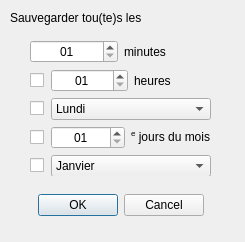
Before: the Qt Designer form src/views/forms/frequencydialog.ui in LP-ACPI/VerrouYEAH, drawn with Qt 5.
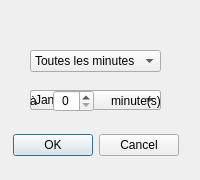
After: the same form once the commit is applied. Icons and pictures are not drawn.

```diff
--- a/src/views/forms/frequencydialog.ui
+++ b/src/views/forms/frequencydialog.ui
@@ -6,19 +6,31 @@
    <rect>
     <x>0</x>
     <y>0</y>
-    <width>245</width>
-    <height>242</height>
+    <width>200</width>
+    <height>180</height>
    </rect>
   </property>
+  <property name="minimumSize">
+   <size>
+    <width>200</width>
+    <height>180</height>
+   </size>
+  </property>
+  <property name="maximumSize">
+   <size>
+    <width>200</width>
+    <height>180</height>
+   </size>
+  </property>
   <property name="windowTitle">
    <string>Dialog</string>
   </property>
   <widget class="QDialogButtonBox" name="buttonBox">
    <property name="geometry">
     <rect>
-     <x>0</x>
-     <y>190</y>
-     <width>241</width>
+     <x>10</x>
+     <y>130</y>
+     <width>171</width>
      <height>31</height>
     </rect>
    </property>
@@ -32,138 +44,20 @@
     <bool>true</bool>
    </property>
   </widget>
-  <widget class="QLabel" name="label">
-   <property name="geometry">
-    <rect>
-     <x>10</x>
-     <y>10</y>
-     <width>141</width>
-     <height>16</height>
-    </rect>
-   </property>
-   <property name="text">
-    <string>Sauvegarder tou(te)s les</string>
-   </property>
-  </widget>
-  <widget class="QWidget" name="layoutWidget">
-   <property name="geometry">
-    <rect>
-     <x>30</x>
-     <y>40</y>
-     <width>181</width>
-     <height>136</height>
-    </rect>
-   </property>
-   <layout class="QVBoxLayout" name="verticalLayout">
-    <item>
-     <layout class="QHBoxLayout" name="horizontalLayout_2">
-      <item>
-       <widget class="QTimeEdit" name="minutes">
-        <property name="alignment">
-         <set>Qt::AlignCenter</set>
-        </property>
-        <property name="minimumDateTime">
-         <datetime>
-          <hour>0</hour>
-          <minute>1</minute>
-          <second>0</second>
-          <year>2000</year>
-          <month>1</month>
-          <day>1</day>
-         </datetime>
-        </property>
-        <property name="displayFormat">
-         <string>mm</string>
-        </property>
-        <property name="calendarPopup">
-         <bool>false</bool>
-        </property>
-        <property name="time">
-         <time>
-          <hour>0</hour>
-          <minute>1</minute>
-          <second>0</second>
-         </time>
-        </property>
-       </widget>
-      </item>
-      <item>
-       <widget class="QLabel" name="minutesLab">
-        <property name="text">
-         <string>minutes</string>
-        </property>
-       </widget>
-      </item>
-     </layout>
-    </item>
-    <item>
-     <layout class="QHBoxLayout" name="horizontalLayout">
-      <item>
-       <widget class="QCheckBox" name="checkBox_2">
-        <property name="maximumSize">
-         <size>
-          <width>15</width>
-          <height>16777215</height>
-         </size>
-        </property>
-        <property name="text">
-         <string/>
-        </property>
-       </widget>
-      </item>
-      <item>
-       <widget class="QTimeEdit" name="hours">
-        <property name="alignment">
-         <set>Qt::AlignCenter</set>
-        </property>
-        <property name="minimumDateTime">
-         <datetime>
-          <hour>1</hour>
-          <minute>0</minute>
-          <second>0</second>
-          <year>2000</year>
-          <month>1</month>
-          <day>1</day>
-         </datetime>
-        </property>
-        <property name="maximumTime">
-         <time>
-          <hour>23</hour>
-          <minute>59</minute>
-          <second>59</second>
-         </time>
-        </property>
-        <property name="displayFormat">
-         <string>HH</string>
-        </property>
-       </widget>
-      </item>
-      <item>
-       <widget class="QLabel" name="label_2">
-        <property name="text">
-         <string>heures</string>
-        </property>
-       </widget>
-      </item>
-     </layout>
-    </item>
-    <item>
-     <layout class="QHBoxLayout" name="horizontalLayout_5">
-      <item>
-       <widget class="QCheckBox" name="checkBox_3">
-        <property name="maximumSize">
-         <size>
-          <width>15</width>
-          <height>16777215</height>
-         </size>
-        </property>
-        <property name="text">
-         <string/>
-        </property>
-       </widget>
-      </item>
-      <item>
        <widget class="QComboBox" name="daysOfWeek">
+   <property name="geometry">
+    <rect>
+     <x>30</x>
+     <y>90</y>
+     <width>131</width>
+     <height>20</height>
+    </rect>
+   </property>
+   <item>
+    <property name="text">
+     <string>Dimanche</string>
+    </property>
+   </item>
         <item>
          <property name="text">
           <string>Lundi</string>
@@ -194,66 +88,16 @@
           <string>Samedi</string>
          </property>
         </item>
-        <item>
-         <property name="text">
-          <string>Dimanche</string>
-         </property>
-        </item>
-       </widget>
-      </item>
-     </layout>
-    </item>
-    <item>
-     <layout class="QHBoxLayout" name="horizontalLayout_3">
-      <item>
-       <widget class="QCheckBox" name="checkBox_4">
-        <property name="maximumSize">
-         <size>
-          <width>15</width>
-          <height>16777215</height>
-         </size>
-        </property>
-        <property name="text">
-         <string/>
-        </property>
-       </widget>
-      </item>
-      <item>
-       <widget class="QDateEdit" name="daysOfMonth">
-        <property name="alignment">
-         <set>Qt::AlignCenter</set>
-        </property>
-        <property name="displayFormat">
-         <string>dd</string>
-        </property>
-       </widget>
-      </item>
-      <item>
-       <widget class="QLabel" name="label_3">
-        <property name="text">
-         <string>&lt;html&gt;&lt;head/&gt;&lt;body&gt;&lt;p&gt;&lt;span style=&quot; vertical-align:super;&quot;&gt;e&lt;/span&gt; jours du mois&lt;/p&gt;&lt;/body&gt;&lt;/html&gt;</string>
-        </property>
-       </widget>
-      </item>
-     </layout>
-    </item>
-    <item>
-     <layout class="QHBoxLayout" name="horizontalLayout_4">
-      <item>
-       <widget class="QCheckBox" name="checkBox_5">
-        <property name="maximumSize">
-         <size>
-          <width>15</width>
-          <height>16777215</height>
-         </size>
-        </property>
-        <property name="text">
-         <string/>
-        </property>
-       </widget>
-      </item>
-      <item>
+  </widget>
        <widget class="QComboBox" name="monthsOfYear">
+   <property name="geometry">
+    <rect>
+     <x>30</x>
+     <y>90</y>
+     <width>131</width>
+     <height>20</height>
+    </rect>
+   </property>
         <item>
          <property name="text">
           <string>Janvier</string>
@@ -315,9 +159,137 @@
          </property>
         </item>
        </widget>
-      </item>
-     </layout>
-    </item>
+  <widget class="QComboBox" name="mainChoice">
+   <property name="geometry">
+    <rect>
+     <x>30</x>
+     <y>50</y>
+     <width>131</width>
+     <height>22</height>
+    </rect>
+   </property>
+   <item>
+    <property name="text">
+     <string>Toutes les minutes</string>
+    </property>
+   </item>
+   <item>
+    <property name="text">
+     <string>Toutes les heures</string>
+    </property>
+   </item>
+   <item>
+    <property name="text">
+     <string>Tous les jours</string>
+    </property>
+   </item>
+   <item>
+    <property name="text">
+     <string>Toutes les semaines</string>
+    </property>
+   </item>
+   <item>
+    <property name="text">
+     <string>Tous les mois </string>
+    </property>
+   </item>
+   <item>
+    <property name="text">
+     <string>Tous les ans</string>
+    </property>
+   </item>
+  </widget>
+  <widget class="QLabel" name="helpIcon">
+   <property name="geometry">
+    <rect>
+     <x>80</x>
+     <y>10</y>
+     <width>31</width>
+     <height>31</height>
+    </rect>
+   </property>
+   <property name="minimumSize">
+    <size>
+     <width>30</width>
+     <height>30</height>
+    </size>
+   </property>
+   <property name="maximumSize">
+    <size>
+     <width>40</width>
+     <height>40</height>
+    </size>
+   </property>
+   <property name="toolTip">
+    <string>&lt;html&gt;&lt;head/&gt;&lt;body&gt;&lt;p&gt;Ici vous choisissez votre sauvegarde.&lt;/p&gt;&lt;p&gt;Le format est celui de Cron, le programme de planification de systèmes unix (&lt;a href=&quot;https://fr.wikipedia.org/wiki/Cron&quot;&gt;&lt;span style=&quot; text-decoration: underline; color:#0000ff;&quot;&gt;lien wiki&lt;/span&gt;&lt;/a&gt;&lt;a href=&quot;https://fr.wikipedia.org/wiki/Cron&quot;&gt;&lt;span style=&quot; color:#000000;&quot;&gt;)&lt;/span&gt;&lt;/a&gt;&lt;/p&gt;&lt;p&gt;&lt;a href=&quot;https://fr.wikipedia.org/wiki/Cron&quot;&gt;&lt;span style=&quot; color:#000000;&quot;&gt;(exemple: tous le 5&lt;/span&gt;&lt;/a&gt;&lt;a href=&quot;https://fr.wikipedia.org/wiki/Cron&quot;&gt;&lt;span style=&quot; color:#000000; vertical-align:super;&quot;&gt;e &lt;/span&gt;&lt;/a&gt;&lt;a href=&quot;https://fr.wikipedia.org/wiki/Cron&quot;&gt;&lt;span style=&quot; color:#000000;&quot;&gt;jour du &lt;/span&gt;&lt;/a&gt;&lt;a href=&quot;https://fr.wikipedia.org/wiki/Cron&quot;&gt;&lt;span style=&quot; color:#000000;&quot;&gt;mois à 12h : 0 12 5 * *)&lt;/span&gt;&lt;/a&gt;&lt;/p&gt;&lt;p&gt;&lt;a href=&quot;https://fr.wikipedia.org/wiki/Cron&quot;&gt;&lt;span style=&quot; color:#000000;&quot;&gt;Toutes les fréquences dépassant les heures sont programmées par défaut à 12h00&lt;/span&gt;&lt;/a&gt;&lt;/p&gt;&lt;/body&gt;&lt;/html&gt;</string>
+   </property>
+   <property name="text">
+    <string/>
+   </property>
+   <property name="pixmap">
+    <pixmap resource="../../../res/res.qrc">:/images/info.png</pixmap>
+   </property>
+   <property name="scaledContents">
+    <bool>true</bool>
+   </property>
+  </widget>
+  <widget class="QWidget" name="">
+   <property name="geometry">
+    <rect>
+     <x>30</x>
+     <y>90</y>
+     <width>131</width>
+     <height>22</height>
+    </rect>
+   </property>
+   <layout class="QHBoxLayout" name="amountChoice">
+    <item>
+     <widget class="QLabel" name="prepLabel">
+      <property name="text">
+       <string>à</string>
+      </property>
+     </widget>
+    </item>
+    <item>
+     <spacer name="horizontalSpacer">
+      <property name="orientation">
+       <enum>Qt::Horizontal</enum>
+      </property>
+      <property name="sizeHint" stdset="0">
+       <size>
+        <width>40</width>
+        <height>20</height>
+       </size>
+      </property>
+     </spacer>
+    </item>
+    <item>
+     <widget class="QSpinBox" name="numberInput">
+      <property name="alignment">
+       <set>Qt::AlignCenter</set>
+      </property>
+     </widget>
+    </item>
+    <item>
+     <spacer name="horizontalSpacer_2">
+      <property name="orientation">
+       <enum>Qt::Horizontal</enum>
+      </property>
+      <property name="sizeHint" stdset="0">
+       <size>
+        <width>40</width>
+        <height>20</height>
+       </size>
+      </property>
+     </spacer>
+    </item>
+    <item>
+     <widget class="QLabel" name="secondaryTypeLabel">
+      <property name="text">
+       <string>minute(s)</string>
+      </property>
+     </widget>
+    </item>
    </layout>
   </widget>
  </widget>
```
Left out of the diff: 4 changed lines with no effect on the pictures. Lines whose indentation alone changed are shown as unchanged.
